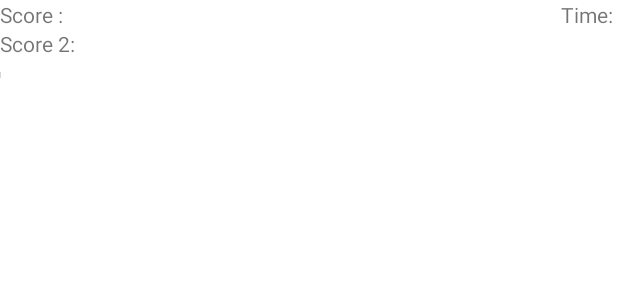
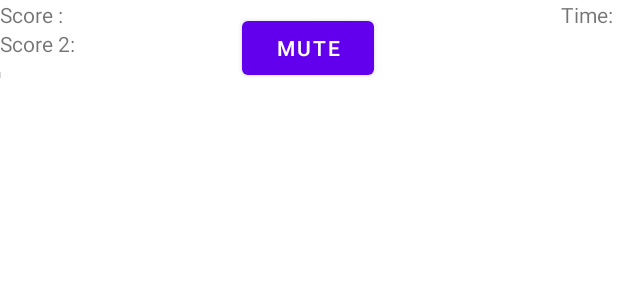
Before and after one commit to melihbasayigit/MemoryMaster, an Android app: the layout activity_game.xml on its own in the app's theme, with its tools: preview values and no code run, on a phone screen of 412 x 824 dp. Shown: the top 300 px of the screen. Run offline under Robolectric (Android 15) with nearby library versions, the phone set to English and light mode, and no system bars.

Commit message:
timer & score

```diff
--- a/app/build.gradle
+++ b/app/build.gradle
@@ -46,6 +46,8 @@ dependencies {
     implementation 'com.google.firebase:firebase-auth-ktx:21.0.2'
     implementation 'com.google.firebase:firebase-firestore-ktx'
     implementation 'androidx.constraintlayout:constraintlayout:2.1.4'
+    implementation("org.jetbrains.kotlinx:kotlinx-coroutines-core:1.6.4")
+    implementation("org.jetbrains.kotlinx:kotlinx-coroutines-android:1.6.4")
     testImplementation 'junit:junit:4.13.2'
     implementation("androidx.fragment:fragment-ktx:1.5.5")
     androidTestImplementation 'androidx.test.ext:junit:1.1.4'
--- a/app/src/main/java/com/example/memorymaster/Card.kt
+++ b/app/src/main/java/com/example/memorymaster/Card.kt
@@ -1,3 +1,3 @@
 package com.example.memorymaster
 
-data class Card(val cardId:Int, val cardName:String, val cardHouse:String, val cardPoint:Int, val cardImage:String, var lock: Boolean = false)
+data class Card(val cardId:Int, val cardName:String, val cardHouse:String, val cardPoint:Int, val cardImage:String, var lock: Boolean)
--- a/app/src/main/java/com/example/memorymaster/MenuActivity.kt
+++ b/app/src/main/java/com/example/memorymaster/MenuActivity.kt
@@ -25,6 +25,7 @@ class MenuActivity : AppCompatActivity() {
         score = intent.getFloatExtra("score", -10000.0f)
         if (score != -10000.0f) {
             Toast.makeText(this, "Game over your score is: $score",Toast.LENGTH_LONG).show()
+            finish()
         }
 
     }
--- a/app/src/main/res/layout/activity_game.xml
+++ b/app/src/main/res/layout/activity_game.xml
@@ -7,7 +7,7 @@
     tools:context=".GameActivity">
 
     <TextView
-        android:id="@+id/textViewTime"
+        android:id="@+id/textViewScore"
         android:layout_width="wrap_content"
         android:layout_height="wrap_content"
         android:text="Score :"
@@ -15,7 +15,7 @@
         app:layout_constraintTop_toTopOf="parent" />
 
     <TextView
-        android:id="@+id/textViewScore"
+        android:id="@+id/textViewTime"
         android:layout_width="wrap_content"
         android:layout_height="wrap_content"
         android:text="Time: "
@@ -41,4 +41,16 @@
         tools:layoutManager="GridLayoutManager"
         tools:listitem="@layout/recycler_view_item"
         tools:spanCount="5" />
+
+    <Button
+        android:id="@+id/muteButtonGameActivity"
+        android:layout_width="wrap_content"
+        android:layout_height="wrap_content"
+        android:text="@string/mute"
+        android:layout_marginBottom="3dp"
+        app:layout_constraintBottom_toTopOf="@+id/recyclerViewGameArea"
+        app:layout_constraintEnd_toStartOf="@+id/textViewTime"
+        app:layout_constraintHorizontal_bias="0.49"
+        app:layout_constraintStart_toEndOf="@+id/textViewScore"
+        app:layout_constraintTop_toTopOf="parent" />
 </androidx.constraintlayout.widget.ConstraintLayout>
```
Also changed, not shown: app/src/main/java/com/example/memorymaster/GameActivity.kt (+12 -6 lines), app/src/main/java/com/example/memorymaster/GameCardAdapter.kt (+78 -36 lines).
